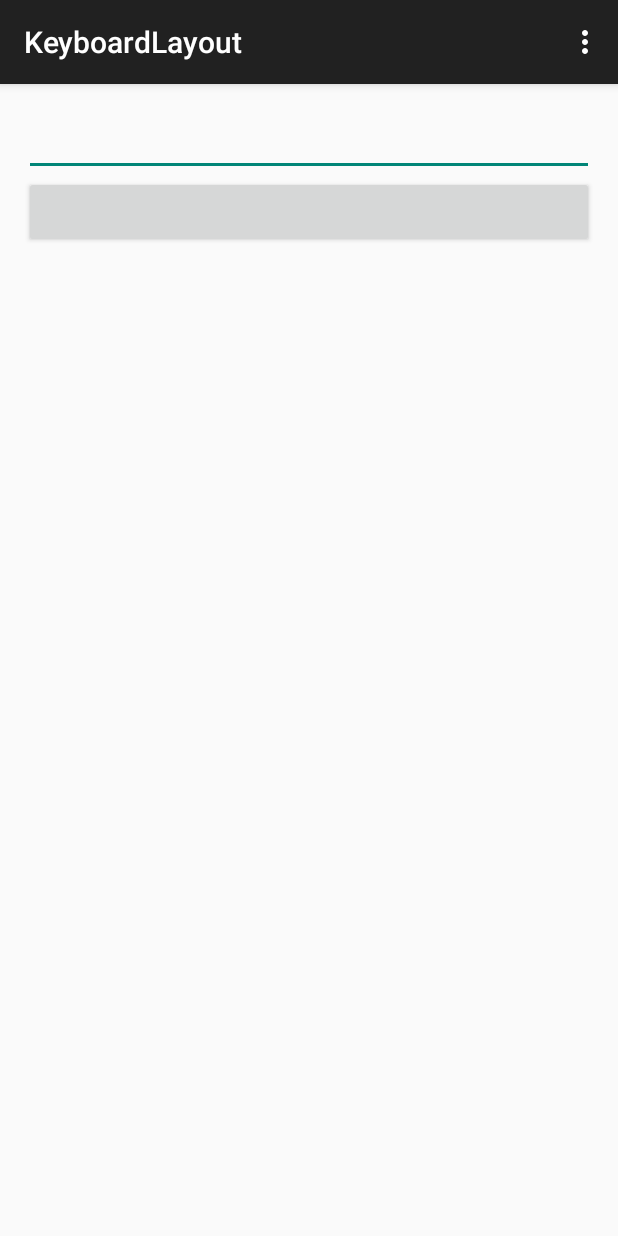
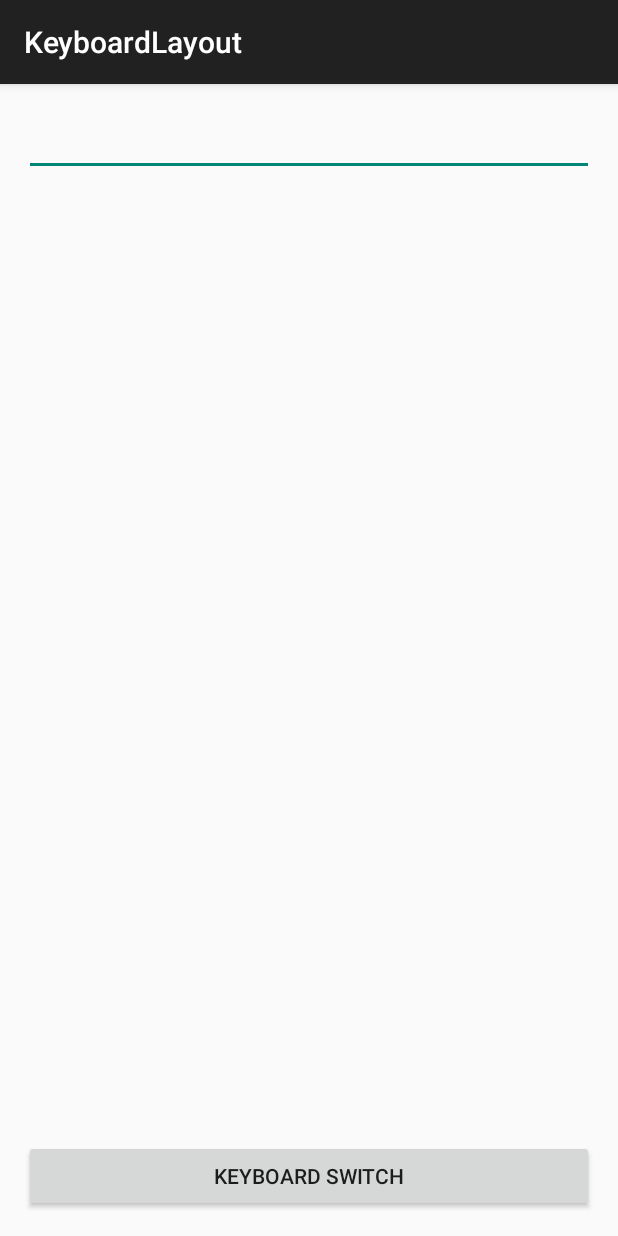
Before and after one commit to andforce/KeyboardLayout, an Android app: the screen it shows after launch (DemoMainActivity), on a phone screen of 412 x 824 dp. Run offline under Robolectric (Android 15) with nearby library versions, the phone set to English and light mode, and no system bars.

Commit message:
refactor code

```diff
--- a/app/src/main/java/org/zarroboogs/keyboardlayout/DemoMainActivity.java
+++ b/app/src/main/java/org/zarroboogs/keyboardlayout/DemoMainActivity.java
@@ -3,8 +3,6 @@ package org.zarroboogs.keyboardlayout;
 import android.support.v7.app.ActionBarActivity;
 import android.os.Bundle;
 import android.util.Log;
-import android.view.Menu;
-import android.view.MenuItem;
 import android.view.View;
 import android.widget.Button;
 import android.widget.EditText;
@@ -13,15 +11,16 @@ import android.widget.Toast;
 
 public class DemoMainActivity extends ActionBarActivity {
 
-    private KeyboardLinearLayout mRelativeLsyout;
+    private KeyboardRelativeLayout mRelativeLsyout;
 
     private EditText mEditText;
 
     @Override
     protected void onCreate(Bundle savedInstanceState) {
         super.onCreate(savedInstanceState);
-        setContentView(R.layout.activity_demo_main);
-        mRelativeLsyout = (KeyboardLinearLayout) findViewById(R.id.demo_layout);
+        setContentView(R.layout.activity_normal_main);
+        mRelativeLsyout = (KeyboardRelativeLayout) findViewById(R.id.root);
+
         mRelativeLsyout.setOnKeyboardStateListener(new OnKeyboardStateChangeListener() {
             @Override
             public void onKeyBoardShow(int height) {
@@ -43,31 +42,13 @@ public class DemoMainActivity extends ActionBarActivity {
         btn.setOnClickListener(new View.OnClickListener() {
             @Override
             public void onClick(View view) {
-                mRelativeLsyout.getKeyBoardHelper().showKeyboard(mEditText);
+                if (mRelativeLsyout.getKeyBoardHelper().isKeyboardShow()){
+                    mRelativeLsyout.getKeyBoardHelper().hideKeyboard();
+                }else {
+                    mRelativeLsyout.getKeyBoardHelper().showKeyboard(mEditText);
+                }
+
             }
         });
     }
-
-
-    @Override
-    public boolean onCreateOptionsMenu(Menu menu) {
-        // Inflate the menu; this adds items to the action bar if it is present.
-        getMenuInflater().inflate(R.menu.demo_menu, menu);
-        return true;
-    }
-
-    @Override
-    public boolean onOptionsItemSelected(MenuItem item) {
-        // Handle action bar item clicks here. The action bar will
-        // automatically handle clicks on the Home/Up button, so long
-        // as you specify a parent activity in AndroidManifest.xml.
-        int id = item.getItemId();
-
-        //noinspection SimplifiableIfStatement
-        if (id == R.id.action_settings) {
-            return true;
-        }
-
-        return super.onOptionsItemSelected(item);
-    }
 }
--- a/app/src/main/java/org/zarroboogs/keyboardlayout/helper/KeyboardHelper.java
+++ b/app/src/main/java/org/zarroboogs/keyboardlayout/helper/KeyboardHelper.java
@@ -7,6 +7,7 @@ import android.os.Looper;
 import android.view.View;
 import android.view.ViewTreeObserver;
 import android.view.inputmethod.InputMethodManager;
+import android.widget.EditText;
 import android.widget.TextView;
 
 import org.zarroboogs.keyboardlayout.OnKeyboardStateChangeListener;
@@ -41,7 +42,7 @@ public class KeyboardHelper {
         hideKeyBoardForce(this.mRootView);
     }
 
-    public void showKeyboard(TextView view) {
+    public void showKeyboard(EditText view) {
         showKeyBoardForce(view);
     }
 
--- a/app/src/main/res/layout/activity_demo_main.xml
+++ b/app/src/main/res/layout/activity_normal_main.xml
@@ -1,5 +1,6 @@
-<RelativeLayout xmlns:android="http://schemas.android.com/apk/res/android"
+<org.zarroboogs.keyboardlayout.KeyboardRelativeLayout xmlns:android="http://schemas.android.com/apk/res/android"
     xmlns:tools="http://schemas.android.com/tools"
+    android:id="@+id/root"
     android:layout_width="match_parent"
     android:layout_height="match_parent"
     android:paddingLeft="@dimen/activity_horizontal_margin"
@@ -14,18 +15,13 @@
         android:id="@+id/editText2"
         android:layout_centerHorizontal="true" />
 
-    <org.zarroboogs.keyboardlayout.KeyboardLinearLayout
-        android:layout_below="@id/editText2"
+
+    <Button
+        android:layout_alignParentBottom="true"
+        android:text="Keyboard Switch"
         android:layout_width="match_parent"
-        android:id="@+id/demo_layout"
-        android:layout_height="wrap_content">
-
-        <Button
-            android:layout_width="match_parent"
-            android:layout_height="wrap_content"
-            android:id="@+id/editText" />
-    </org.zarroboogs.keyboardlayout.KeyboardLinearLayout>
+        android:layout_height="wrap_content"
+        android:id="@+id/editText" />
 
 
-
-</RelativeLayout>
+</org.zarroboogs.keyboardlayout.KeyboardRelativeLayout>
--- a/app/src/main/res/menu/demo_menu.xml
+++ /dev/null
@@ -1,6 +0,0 @@
-<menu xmlns:android="http://schemas.android.com/apk/res/android"
-    xmlns:app="http://schemas.android.com/apk/res-auto"
-    xmlns:tools="http://schemas.android.com/tools" tools:context=".DemoMainActivity">
-    <item android:id="@+id/action_settings" android:title="@string/action_settings"
-        android:orderInCategory="100" app:showAsAction="never" />
-</menu>
```
